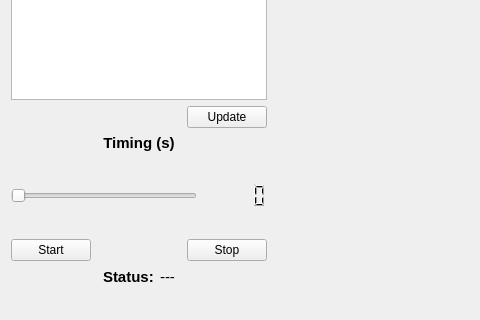
The window that Unidade_3/projeto_unidade_3/QtTcpClientConsumer/mainwindow.ui (Matheus0820/programacao-avancada) describes before a commit, drawn with Qt 5; both pictures show x 0 to 480 and y 200 to 520 of the 843 by 520 pixel window.
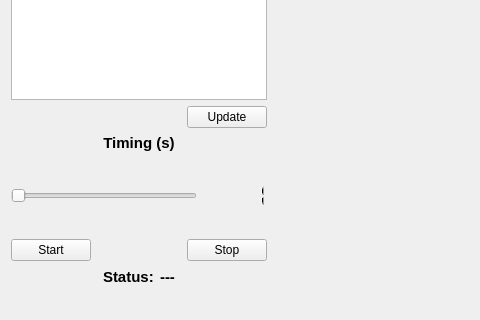
The same window after the commit.

Diff of the .ui file:
```diff
--- a/Unidade_3/projeto_unidade_3/QtTcpClientConsumer/mainwindow.ui
+++ b/Unidade_3/projeto_unidade_3/QtTcpClientConsumer/mainwindow.ui
@@ -188,6 +188,9 @@
             <property name="lineWidth">
              <number>0</number>
             </property>
+            <property name="intValue" stdset="0">
+             <number>1</number>
+            </property>
            </widget>
           </item>
          </layout>
@@ -258,6 +261,7 @@
           <property name="font">
            <font>
             <pointsize>11</pointsize>
+            <bold>true</bold>
            </font>
           </property>
           <property name="text">
```
Left out of the diff: 6 changed lines with no effect on the pictures.
